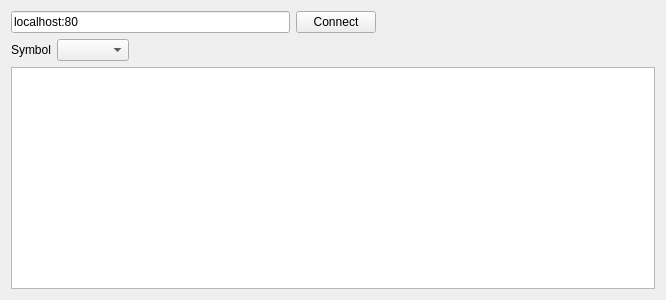
First picture: the form in sources/Frontend/MainWindow.ui, repository alimogh/trdk, before the edit.
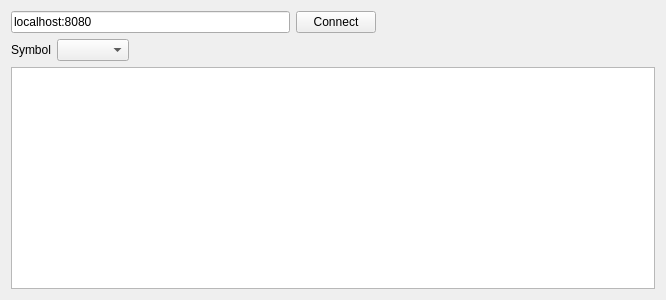
Second picture: the form after the edit.

Diff of the .ui file:
```diff
--- a/sources/Frontend/MainWindow.ui
+++ b/sources/Frontend/MainWindow.ui
@@ -23,7 +23,7 @@
         <item>
          <widget class="QLineEdit" name="serviceAddress">
           <property name="text">
-           <string>localhost:80</string>
+           <string>localhost:8080</string>
           </property>
          </widget>
         </item>
```
